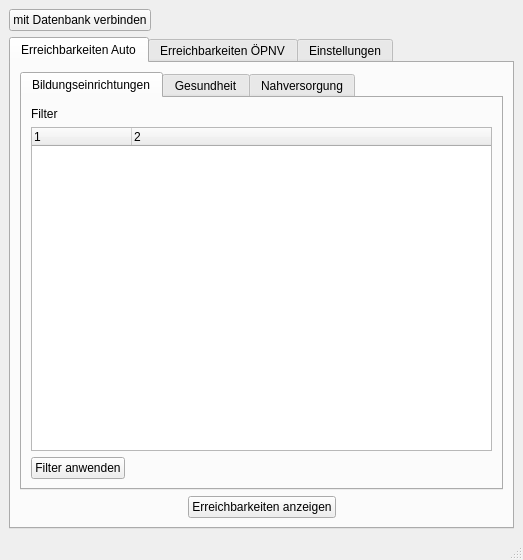
Above: shkplugin/shk_plugin_dialog_base.ui from ChrFr/qgis-OTP before the change. Below: the same form after it.
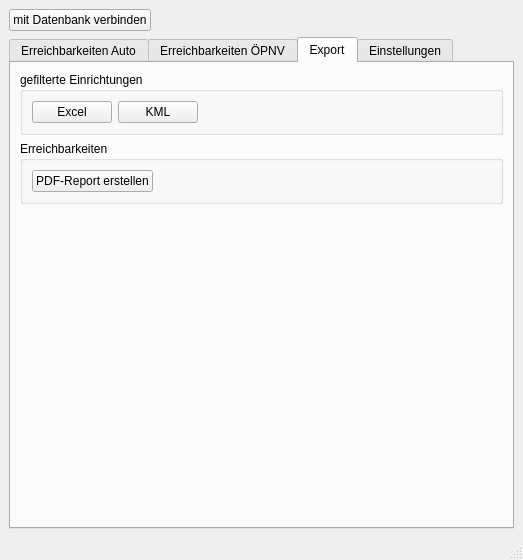
That is the form after the change. The open tabs and pages were chosen to show the change.

Commit message: New Feature: export filter layers to csv or kml

```diff
--- a/shkplugin/shk_plugin_dialog_base.ui
+++ b/shkplugin/shk_plugin_dialog_base.ui
@@ -339,6 +339,101 @@
         </item>
        </layout>
       </widget>
+      <widget class="QWidget" name="tab_2">
+       <attribute name="title">
+        <string>Export</string>
+       </attribute>
+       <layout class="QVBoxLayout" name="verticalLayout_4">
+        <item>
+         <widget class="QGroupBox" name="groupBox">
+          <property name="title">
+           <string>gefilterte Einrichtungen</string>
+          </property>
+          <layout class="QVBoxLayout" name="verticalLayout_5">
+           <item>
+            <layout class="QHBoxLayout" name="horizontalLayout_7">
+             <item>
+              <widget class="QPushButton" name="export_excel_button">
+               <property name="maximumSize">
+                <size>
+                 <width>100</width>
+                 <height>16777215</height>
+                </size>
+               </property>
+               <property name="text">
+                <string>Excel</string>
+               </property>
+              </widget>
+             </item>
+             <item>
+              <widget class="QPushButton" name="export_kml_button">
+               <property name="text">
+                <string>KML</string>
+               </property>
+              </widget>
+             </item>
+             <item>
+              <spacer name="horizontalSpacer_12">
+               <property name="orientation">
+                <enum>Qt::Horizontal</enum>
+               </property>
+               <property name="sizeHint" stdset="0">
+                <size>
+                 <width>40</width>
+                 <height>20</height>
+                </size>
+               </property>
+              </spacer>
+             </item>
+            </layout>
+           </item>
+          </layout>
+         </widget>
+        </item>
+        <item>
+         <widget class="QGroupBox" name="groupBox_2">
+          <property name="title">
+           <string>Erreichbarkeiten</string>
+          </property>
+          <layout class="QGridLayout" name="gridLayout_7">
+           <item row="0" column="0">
+            <widget class="QPushButton" name="export_pdf_button">
+             <property name="text">
+              <string>PDF-Report erstellen</string>
+             </property>
+            </widget>
+           </item>
+           <item row="0" column="1">
+            <spacer name="horizontalSpacer_4">
+             <property name="orientation">
+              <enum>Qt::Horizontal</enum>
+             </property>
+             <property name="sizeHint" stdset="0">
+              <size>
+               <width>40</width>
+               <height>20</height>
+              </size>
+             </property>
+            </spacer>
+           </item>
+          </layout>
+         </widget>
+        </item>
+        <item>
+         <spacer name="verticalSpacer_4">
+          <property name="orientation">
+           <enum>Qt::Vertical</enum>
+          </property>
+          <property name="sizeHint" stdset="0">
+           <size>
+            <width>20</width>
+            <height>40</height>
+           </size>
+          </property>
+         </spacer>
+        </item>
+       </layout>
+      </widget>
       <widget class="QWidget" name="tab_5">
        <attribute name="title">
         <string>Einstellungen</string>
```
The commit also changes 2 other files.
